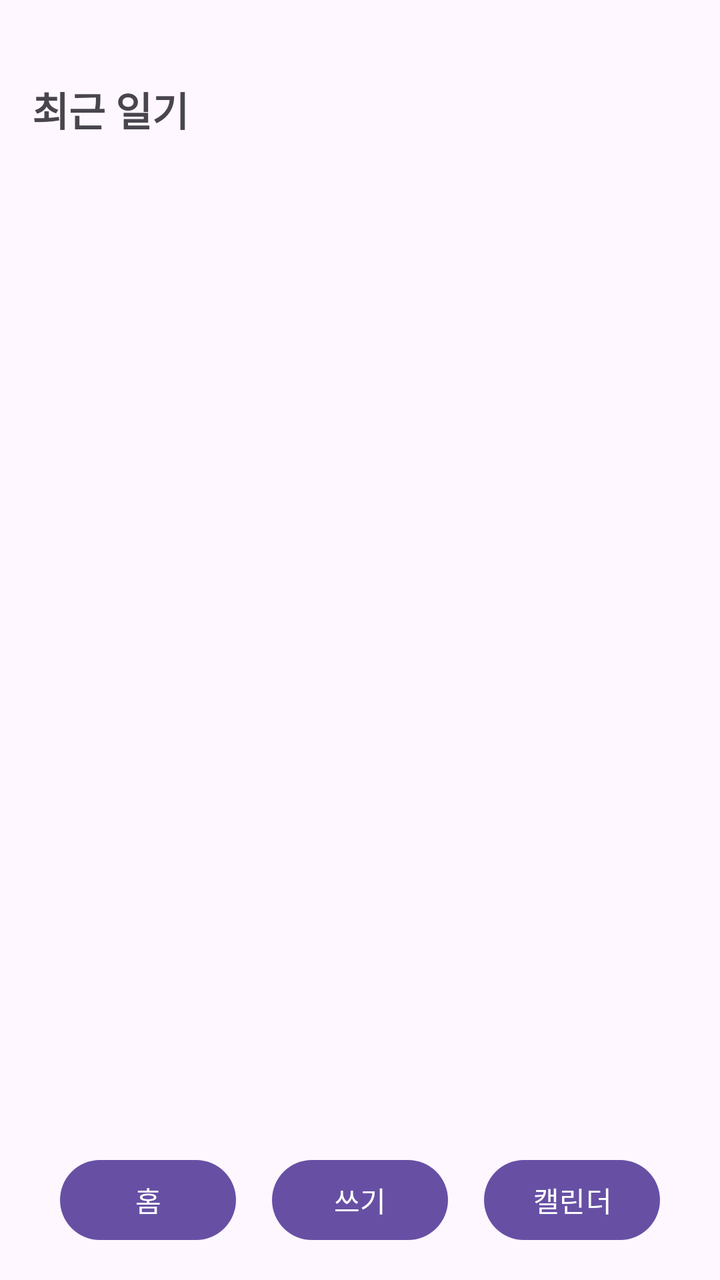
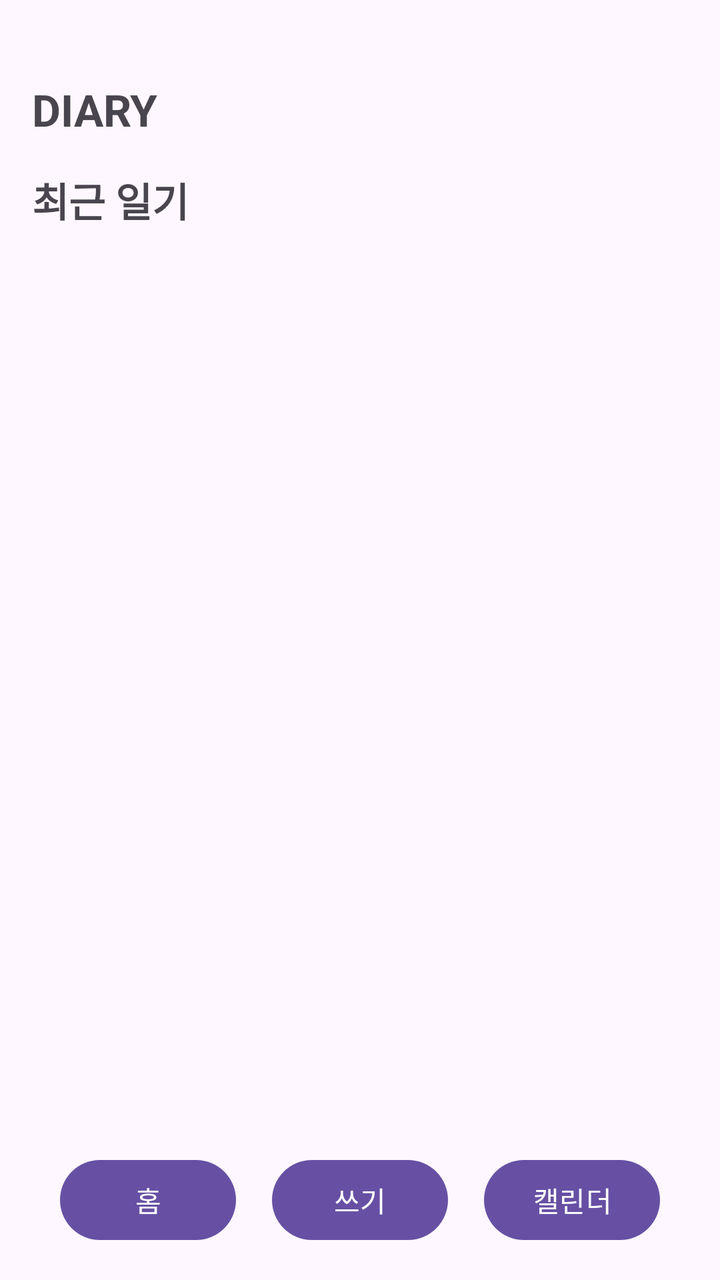

Two renders of the same Android screen: before a commit and after it. Below are the layout's source before the change and the commit's diff.
<!-- AndroidManifest.xml: application theme Theme.DiaryApp -->
<!-- res/layout/activity_diary_list.xml -->
<?xml version="1.0" encoding="utf-8"?>
<androidx.constraintlayout.widget.ConstraintLayout xmlns:android="http://schemas.android.com/apk/res/android"
    xmlns:app="http://schemas.android.com/apk/res-auto"
    xmlns:tools="http://schemas.android.com/tools"
    android:id="@+id/main"
    android:layout_width="match_parent"
    android:layout_height="match_parent"
    tools:context=".DiaryListActivity">

    <TextView
        android:id="@+id/tvRecentTitle"
        android:layout_width="wrap_content"
        android:layout_height="wrap_content"
        android:layout_marginStart="16dp"
        android:layout_marginTop="40dp"
        android:text="최근 일기"
        android:textSize="20sp"
        android:textStyle="bold"
        app:layout_constraintTop_toTopOf="parent"
        app:layout_constraintStart_toStartOf="parent" />

    <ScrollView
        android:layout_width="0dp"
        android:layout_height="0dp"
        android:layout_marginTop="12dp"
        app:layout_constraintTop_toBottomOf="@id/tvRecentTitle"
        app:layout_constraintBottom_toTopOf="@id/btnWrite"
        app:layout_constraintStart_toStartOf="parent"
        app:layout_constraintEnd_toEndOf="parent">

        <LinearLayout
            android:id="@+id/diaryContainer"
            android:layout_width="match_parent"
            android:layout_height="wrap_content"
            android:orientation="vertical"
            android:padding="16dp" />

    </ScrollView>

    <Button
        android:id="@+id/btnWrite"
        android:layout_width="wrap_content"
        android:layout_height="wrap_content"
        android:layout_marginBottom="16dp"
        android:text="쓰기"
        app:layout_constraintBottom_toBottomOf="parent"
        app:layout_constraintEnd_toEndOf="parent"
        app:layout_constraintStart_toStartOf="parent" />

    <Button
        android:id="@+id/btnHome"
        android:layout_width="wrap_content"
        android:layout_height="wrap_content"
        android:layout_marginStart="30dp"
        android:layout_marginBottom="16dp"
        android:text="홈"
        app:layout_constraintBottom_toBottomOf="parent"
        app:layout_constraintStart_toStartOf="parent" />

    <Button
        android:id="@+id/btnCalendar"
        android:layout_width="wrap_content"
        android:layout_height="wrap_content"
        android:layout_marginEnd="30dp"
        android:layout_marginBottom="16dp"
        android:text="캘린더"
        app:layout_constraintBottom_toBottomOf="parent"
        app:layout_constraintEnd_toEndOf="parent" />

</androidx.constraintlayout.widget.ConstraintLayout>
<!-- resources referenced by this layout -->
<resources>
  <style name="Theme.DiaryApp" parent="Base.Theme.DiaryApp" />
  <style name="Base.Theme.DiaryApp" parent="Theme.Material3.DayNight.NoActionBar">
          
          
      </style>
</resources>

<!-- the commit's change to res/layout/activity_diary_list.xml (unified diff, before → after) -->
@@ -8,15 +8,28 @@
     tools:context=".DiaryListActivity">
 
     <TextView
+        android:id="@+id/tvAppName"
+        android:layout_width="wrap_content"
+        android:layout_height="wrap_content"
+        android:text="DIARY"
+        android:layout_marginTop="40dp"
+        android:layout_marginStart="16dp"
+        android:textSize="22sp"
+        android:textStyle="bold"
+        app:layout_constraintTop_toTopOf="parent"
+        app:layout_constraintStart_toStartOf="parent" />
+
+
+    <TextView
         android:id="@+id/tvRecentTitle"
         android:layout_width="wrap_content"
         android:layout_height="wrap_content"
         android:layout_marginStart="16dp"
-        android:layout_marginTop="40dp"
+        android:layout_marginTop="16dp"
         android:text="최근 일기"
         android:textSize="20sp"
         android:textStyle="bold"
-        app:layout_constraintTop_toTopOf="parent"
+        app:layout_constraintTop_toBottomOf="@id/tvAppName"
         app:layout_constraintStart_toStartOf="parent" />
 
     <ScrollView
